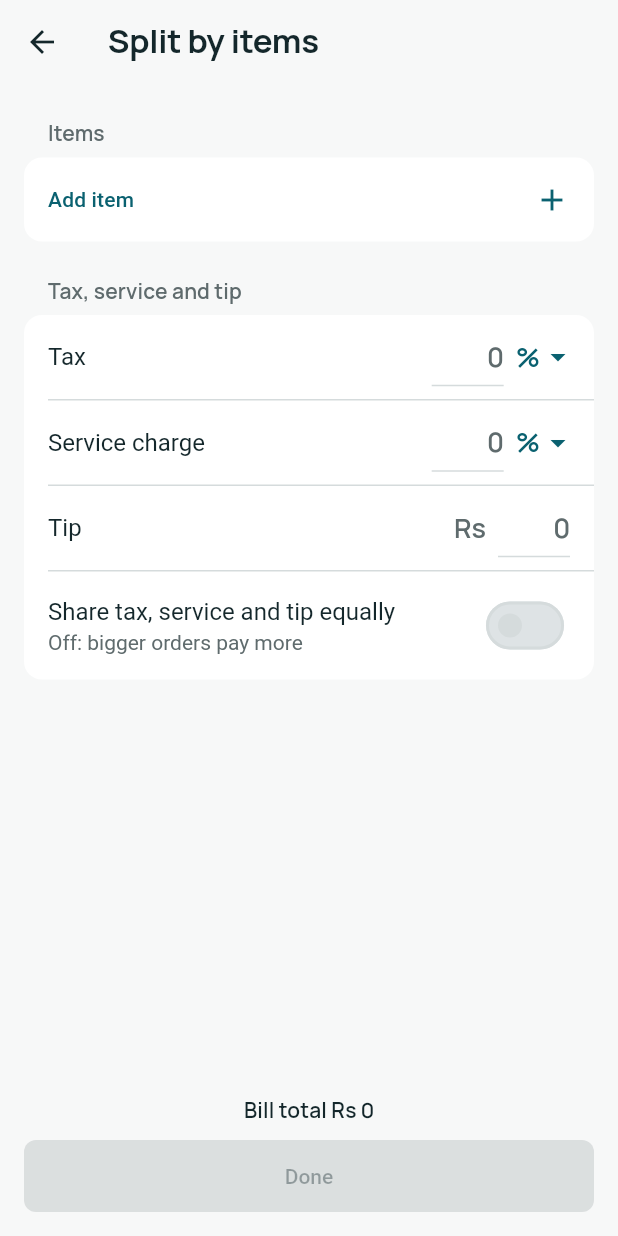
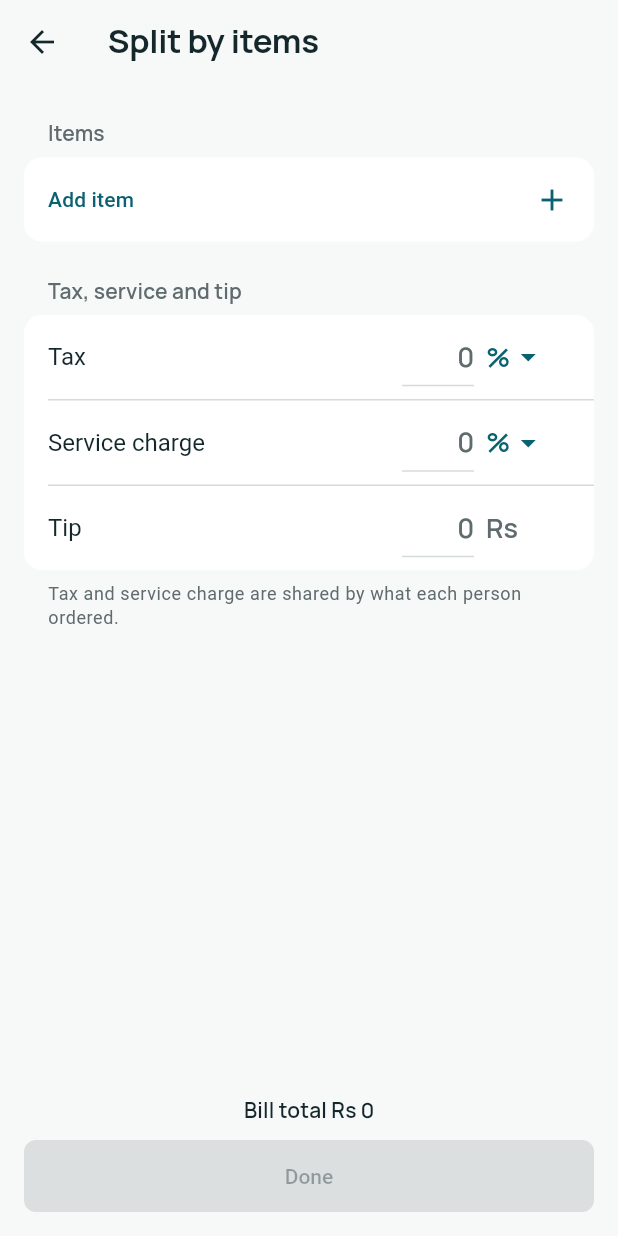
Before and after one commit to rafayfarooq768/Settle, a Flutter app: the ItemsScreen screen opened directly with empty values, on a phone screen of 412 x 824 dp. Run offline on Flutter 3.47's test engine with Material 3 defaults, Android fonts, the phone set to English and light mode, and no system bars; our stand-ins replace cloud_firestore, firebase_auth, firebase_core, flutter_riverpod, flutter_svg, go_router and 2 more; missing offline and left inert: mobile_scanner; accounts and stored records are empty.

Commit message:
Tip giver, tax by order, solid selected segments
- Tax and service charge are always shared by what each person ordered.
- Tip: everyone equally, or one person gives it ('Who gives the tip').
- Tip's Rs sits in the same end slot as % / Rs so the numbers line up.
- Selected segments and chips are solid teal, no pale tint.

Co-Authored-By: Claude Opus 5.5 <noreply@anthropic.com>

```diff
--- a/lib/core/theme/app_sizes.dart
+++ b/lib/core/theme/app_sizes.dart
@@ -46,6 +46,10 @@ class AppSizes {
   static const double inlineFieldMinWidth = 48;
   static const double inlineFieldMaxWidth = 128;
 
+  /// The unit after an inline number ("% ▾", "Rs ▾", "Rs"), fixed so the
+  /// numbers in one panel line up.
+  static const double unitSlotWidth = 72;
+
   /// Underline of a focused amount (AmountField, InlineNumberField).
   static const double focusLine = 2;
 }
--- a/lib/core/widgets/inline_number_field.dart
+++ b/lib/core/widgets/inline_number_field.dart
@@ -15,8 +15,9 @@ import 'press_scale.dart';
 /// number. The unit sits beside it: "Rs 300" or "16 %".
 ///
 /// With [onUnitTap] the unit becomes a small teal button with a ▾ so it
-/// reads as tappable; it stays at the end so the row doesn't jump when it
-/// changes.
+/// reads as tappable. With [unitAtEnd] (or [onUnitTap]) the unit sits in
+/// a fixed slot after the number, so the numbers of rows in one panel
+/// line up whether their unit is tappable or not.
 class InlineNumberField extends StatelessWidget {
   const InlineNumberField({
     super.key,
@@ -25,6 +26,7 @@ class InlineNumberField extends StatelessWidget {
     this.percent = false,
     this.onUnitTap,
     this.unitTapHint,
+    this.unitAtEnd = false,
     this.textInputAction = TextInputAction.next,
   });
 
@@ -41,6 +43,9 @@ class InlineNumberField extends StatelessWidget {
 
   /// What the unit button does, for screen readers.
   final String? unitTapHint;
+
+  /// "300 Rs" in the end slot instead of "Rs 300".
+  final bool unitAtEnd;
   final TextInputAction textInputAction;
 
   @override
@@ -96,10 +101,10 @@ class InlineNumberField extends StatelessWidget {
       textDirection: TextDirection.ltr,
       child: Row(
         mainAxisSize: MainAxisSize.min,
-        children: onUnitTap != null
+        children: onUnitTap != null || unitAtEnd
             ? [
                 field,
-                _UnitButton(unit: unit, hint: unitTapHint, onTap: onUnitTap!),
+                _UnitSlot(unit: unit, hint: unitTapHint, onTap: onUnitTap),
               ]
             : percent
             ? [field, const SizedBox(width: AppSpacing.xs), unitText]
@@ -109,16 +114,32 @@ class InlineNumberField extends StatelessWidget {
   }
 }
 
-/// "% ▾": the unit as a quiet teal button.
-class _UnitButton extends StatelessWidget {
-  const _UnitButton({required this.unit, required this.onTap, this.hint});
+/// The unit after the number, in a fixed-width slot: "% ▾" as a quiet
+/// teal button when [onTap] is set, otherwise plain muted "Rs".
+class _UnitSlot extends StatelessWidget {
+  const _UnitSlot({required this.unit, this.onTap, this.hint});
 
   final String unit;
   final String? hint;
-  final VoidCallback onTap;
+  final VoidCallback? onTap;
 
   @override
   Widget build(BuildContext context) {
+    final theme = Theme.of(context);
+    if (onTap == null) {
+      return SizedBox(
+        width: AppSizes.unitSlotWidth,
+        child: Padding(
+          padding: const EdgeInsetsDirectional.only(start: AppSpacing.sm),
+          child: Text(
+            unit,
+            style: theme.textTheme.titleMedium?.copyWith(
+              color: theme.colorScheme.onSurfaceVariant,
+            ),
+          ),
+        ),
+      );
+    }
     final link = context.extraColors.link;
     return Semantics(
       button: true,
@@ -127,24 +148,19 @@ class _UnitButton extends StatelessWidget {
         child: InkWell(
           onTap: onTap,
           borderRadius: BorderRadius.circular(AppRadius.standard),
-          child: ConstrainedBox(
-            constraints: const BoxConstraints(
-              minWidth: AppSizes.tapTarget,
-              minHeight: AppSizes.tapTarget,
-            ),
+          child: SizedBox(
+            width: AppSizes.unitSlotWidth,
+            height: AppSizes.tapTarget,
             child: Padding(
-              padding: const EdgeInsetsDirectional.only(
-                start: AppSpacing.sm,
-                end: AppSpacing.xs,
-              ),
+              padding: const EdgeInsetsDirectional.only(start: AppSpacing.sm),
               child: Row(
-                mainAxisSize: MainAxisSize.min,
-                mainAxisAlignment: MainAxisAlignment.center,
                 children: [
                   Text(
                     unit,
-                    style: Theme.of(context).textTheme.titleMedium
-                        ?.copyWith(color: link, fontWeight: FontWeight.w600),
+                    style: theme.textTheme.titleMedium?.copyWith(
+                      color: link,
+                      fontWeight: FontWeight.w600,
+                    ),
                   ),
                   Icon(Icons.arrow_drop_down, color: link),
                 ],
--- a/lib/features/expenses/domain/split_spec.dart
+++ b/lib/features/expenses/domain/split_spec.dart
@@ -213,8 +213,9 @@ class BillLine {
 
 /// Itemized (PLAN.md §4): items → people (a shared item is just an item
 /// several people had), plus tax and service charge (each a percentage
-/// of the items or a rupee amount) and a tip in rupees. Those are spread in proportion to what
-/// each person had, or equally. The bill total becomes the expense amount.
+/// of the items or a rupee amount), shared by what each person had, and a
+/// tip in rupees: equally, or given by one person ([tipBy]). The bill
+/// total becomes the expense amount.
 class ItemizedSpec extends SplitSpec {
   const ItemizedSpec({
     required this.items,
@@ -223,7 +224,7 @@ class ItemizedSpec extends SplitSpec {
     this.serviceBp = 0,
     this.serviceRs = 0,
     this.tip = 0,
-    this.spread = ExtrasSpread.proportional,
+    this.tipBy,
   });
 
   final List<BillLine> items;
@@ -239,7 +240,10 @@ class ItemizedSpec extends SplitSpec {
 
   /// Paisa.
   final int tip;
-  final ExtrasSpread spread;
+
+  /// The member who gives the whole tip; null = everyone on the bill,
+  /// equally.
+  final String? tipBy;
 
   /// Before tax, service and tip.
   int get itemsTotal => items.fold(0, (sum, i) => sum + i.amount);
@@ -249,9 +253,7 @@ class ItemizedSpec extends SplitSpec {
   int get service =>
       percentOf(amount: itemsTotal, basisPoints: serviceBp) + serviceRs;
 
-  int get extras => tax + service + tip;
-
-  int get total => itemsTotal + extras;
+  int get total => itemsTotal + tax + service + tip;
 
   @override
   SplitMode get mode => SplitMode.itemized;
@@ -282,8 +284,9 @@ class ItemizedSpec extends SplitSpec {
             BillItem(amount: i.amount, memberIds: i.memberIds),
         ],
         order: order,
-        extras: extras,
-        spread: spread,
+        extras: tax + service,
+        tip: tip,
+        tipBy: tip > 0 ? tipBy : null,
         payers: payers,
       ),
     );
@@ -297,7 +300,7 @@ class ItemizedSpec extends SplitSpec {
     'serviceBp': serviceBp,
     'serviceRs': serviceRs,
     'tip': tip,
-    'spread': spread.name,
+    'tipBy': tipBy,
   };
 
   static ItemizedSpec? fromJson(Json json) {
@@ -334,9 +337,7 @@ class ItemizedSpec extends SplitSpec {
       serviceBp: intOf('serviceBp'),
       serviceRs: intOf('serviceRs'),
       tip: intOf('tip'),
-      spread: json['spread'] == ExtrasSpread.equal.name
-          ? ExtrasSpread.equal
-          : ExtrasSpread.proportional,
+      tipBy: json['tipBy'] is String ? json['tipBy'] as String : null,
     );
   }
 }
--- a/lib/features/expenses/ui/items_screen.dart
+++ b/lib/features/expenses/ui/items_screen.dart
@@ -17,6 +17,7 @@ import '../../../l10n/app_localizations.dart';
 import '../../groups/domain/group.dart';
 import '../../groups/ui/groups_providers.dart';
 import '../domain/split_spec.dart';
+import 'expense_pickers.dart';
 import 'item_sheet.dart';
 import 'split_screen.dart';
 
@@ -39,8 +40,9 @@ class ItemsArgs {
 }
 
 /// Itemized split (PLAN.md §3 item 6, §4): items → people, then tax and
-/// service (% of the items or Rs, tap the unit) and a tip in rupees,
-/// spread by what each
+/// service (% of the items or Rs, tap the unit), shared by what each
+/// person had, and a tip in rupees: equally, or given by one person. Not
+/// shared by what each
 /// person had (or equally). "Who owes what" shows the result live. Done
 /// pops the [ItemizedSpec]; its total becomes the expense amount.
 class ItemsScreen extends ConsumerStatefulWidget {
@@ -68,7 +70,7 @@ class _ItemsScreenState extends ConsumerState<ItemsScreen> {
         : _rupeeText(widget.args.spec?.serviceRs),
   );
   late final _tip = _controller(_rupeeText(widget.args.spec?.tip));
-  late bool _equally = widget.args.spec?.spread == ExtrasSpread.equal;
+  late String? _tipBy = widget.args.spec?.tipBy;
 
   static String _percentText(int? bp) =>
       bp == null || bp == 0 ? '' : formatPercent(bp).replaceAll('%', '');
@@ -94,7 +96,7 @@ class _ItemsScreenState extends ConsumerState<ItemsScreen> {
     serviceBp: _servicePercent ? parsePercent(_service.text) ?? 0 : 0,
     serviceRs: _servicePercent ? 0 : parseRupees(_service.text) ?? 0,
     tip: parseRupees(_tip.text) ?? 0,
-    spread: _equally ? ExtrasSpread.equal : ExtrasSpread.proportional,
+    tipBy: _tipBy,
   );
 
   /// Flips Tax or Service between % and Rs, keeping what it comes to
@@ -119,6 +121,17 @@ class _ItemsScreenState extends ConsumerState<ItemsScreen> {
       }
       field.text = text;
     });
+  }
+
+  Future<void> _pickTipGiver(List<Member> members) async {
+    final picked = await pickTipGiver(
+      context,
+      members: members,
+      meId: widget.args.meId,
+      selected: _tipBy,
+    );
+    if (picked == null || !mounted) return;
+    setState(() => _tipBy = picked == tipEveryone ? null : picked);
   }
 
   /// Add (no [index]) or edit an item.
@@ -203,16 +216,33 @@ class _ItemsScreenState extends ConsumerState<ItemsScreen> {
                     _flipUnit(_service, _servicePercent, spec.service),
               ),
               _ExtraRow(label: l10n.tipLabel, controller: _tip),
-              SwitchListTile(
-                title: Text(l10n.extrasEqually),
-                // Says what happens now, so the switch explains itself.
-                subtitle: Text(
-                  _equally ? l10n.extrasSameForAll : l10n.extrasByOrder,
+              if (spec.tip > 0)
+                _TipGiverRow(
+                  value: switch (_tipBy) {
+                    final id? when byId[id] != null => memberName(
+                      l10n,
+                      byId[id]!,
+                      widget.args.meId,
+                    ),
+                    _ => l10n.tipEveryone,
+                  },
+                  onTap: () => _pickTipGiver(members),
                 ),
-                value: _equally,
-                onChanged: (on) => setState(() => _equally = on),
+            ],
+          ),
+          Padding(
+            padding: const EdgeInsets.fromLTRB(
+              AppSpacing.screenHorizontal + AppSpacing.lg,
+              AppSpacing.sm,
+              AppSpacing.screenHorizontal + AppSpacing.lg,
+              0,
+            ),
+            child: Text(
+              l10n.extrasByOrderNote,
+              style: theme.textTheme.bodySmall?.copyWith(
+                color: theme.colorScheme.onSurfaceVariant,
               ),
-            ],
+            ),
           ),
           if (owes.isNotEmpty) ...[
             SectionLabel(l10n.whoOwesSection),
@@ -365,11 +395,11 @@ class _ExtraRow extends StatelessWidget {
     final l10n = AppLocalizations.of(context)!;
     return ListTile(
       minTileHeight: AppSpacing.rowHeight,
-      // The unit button has its own inner padding; trim the row's end so
-      // its edge lines up with Tip below.
-      contentPadding: EdgeInsetsDirectional.only(
+      // The unit slot has its own inner space; a smaller row end keeps
+      // the panel's right edge even.
+      contentPadding: const EdgeInsetsDirectional.only(
         start: AppSpacing.lg,
-        end: onFlip == null ? AppSpacing.lg : AppSpacing.sm,
+        end: AppSpacing.sm,
       ),
       title: Text(label),
       subtitle: percent && amount > 0 ? Text(formatRupees(amount)) : null,
@@ -379,7 +409,40 @@ class _ExtraRow extends StatelessWidget {
         unit: percent ? l10n.percentSuffix : l10n.currencyPrefix,
         onUnitTap: onFlip,
         unitTapHint: onFlip == null ? null : l10n.unitSwitchHint,
+        unitAtEnd: true,
       ),
     );
   }
 }
+
+/// "Who gives the tip" with its value and a chevron; opens a sheet.
+class _TipGiverRow extends StatelessWidget {
+  const _TipGiverRow({required this.value, required this.onTap});
+
+  final String value;
+  final VoidCallback onTap;
+
+  @override
+  Widget build(BuildContext context) {
+    final l10n = AppLocalizations.of(context)!;
+    final theme = Theme.of(context);
+    return ListTile(
+      minTileHeight: AppSpacing.rowHeight,
+      title: Text(l10n.tipGiverLabel),
+      trailing: Row(
+        mainAxisSize: MainAxisSize.min,
+        children: [
+          Text(
+            value,
+            style: theme.textTheme.bodyLarge?.copyWith(
+              color: context.extraColors.link,
+            ),
+          ),
+          const SizedBox(width: AppSpacing.xs),
+          Icon(Icons.chevron_right, color: theme.colorScheme.onSurfaceVariant),
+        ],
+      ),
+      onTap: onTap,
+    );
+  }
+}
--- a/lib/l10n/app_en.arb
+++ b/lib/l10n/app_en.arb
@@ -726,7 +726,6 @@
   "taxLabel": "Tax",
   "serviceLabel": "Service charge",
   "tipLabel": "Tip",
-  "extrasEqually": "Share tax, service and tip equally",
   "whoOwesSection": "Who owes what",
   "billTotal": "Bill total {amount}",
   "@billTotal": {
@@ -756,7 +755,9 @@
   "errorItemNeedsPeople": "Pick who had each item.",
   "errorPickWhoHad": "Pick who had it.",
   "splitByItems": "By items",
-  "extrasByOrder": "Off: bigger orders pay more",
-  "extrasSameForAll": "On: everyone pays the same",
-  "unitSwitchHint": "Switch between % and Rs"
+  "unitSwitchHint": "Switch between % and Rs",
+  "extrasByOrderNote": "Tax and service charge are shared by what each person ordered.",
+  "tipGiverLabel": "Who gives the tip",
+  "tipGiverTitle": "Who gives the tip?",
+  "tipEveryone": "Everyone, equally"
 }
--- a/lib/l10n/app_localizations.dart
+++ b/lib/l10n/app_localizations.dart
@@ -1624,12 +1624,6 @@ abstract class AppLocalizations {
   /// **'Tip'**
   String get tipLabel;
 
-  /// No description provided for @extrasEqually.
-  ///
-  /// In en, this message translates to:
-  /// **'Share tax, service and tip equally'**
-  String get extrasEqually;
-
   /// No description provided for @whoOwesSection.
   ///
   /// In en, this message translates to:
@@ -1678,23 +1672,35 @@ abstract class AppLocalizations {
   /// **'By items'**
   String get splitByItems;
 
-  /// No description provided for @extrasByOrder.
-  ///
-  /// In en, this message translates to:
-  /// **'Off: bigger orders pay more'**
-  String get extrasByOrder;
-
-  /// No description provided for @extrasSameForAll.
-  ///
-  /// In en, this message translates to:
-  /// **'On: everyone pays the same'**
-  String get extrasSameForAll;
-
   /// No description provided for @unitSwitchHint.
   ///
   /// In en, this message translates to:
   /// **'Switch between % and Rs'**
   String get unitSwitchHint;
+
+  /// No description provided for @extrasByOrderNote.
+  ///
+  /// In en, this message translates to:
+  /// **'Tax and service charge are shared by what each person ordered.'**
+  String get extrasByOrderNote;
+
+  /// No description provided for @tipGiverLabel.
+  ///
+  /// In en, this message translates to:
+  /// **'Who gives the tip'**
+  String get tipGiverLabel;
+
+  /// No description provided for @tipGiverTitle.
+  ///
+  /// In en, this message translates to:
+  /// **'Who gives the tip?'**
+  String get tipGiverTitle;
+
+  /// No description provided for @tipEveryone.
+  ///
+  /// In en, this message translates to:
+  /// **'Everyone, equally'**
+  String get tipEveryone;
 }
 
 class _AppLocalizationsDelegate
--- a/lib/l10n/app_localizations_en.dart
+++ b/lib/l10n/app_localizations_en.dart
@@ -920,9 +920,6 @@ class AppLocalizationsEn extends AppLocalizations {
   String get tipLabel => 'Tip';
 
   @override
-  String get extrasEqually => 'Share tax, service and tip equally';
-
-  @override
   String get whoOwesSection => 'Who owes what';
 
   @override
@@ -953,11 +950,18 @@ class AppLocalizationsEn extends AppLocalizations {
   String get splitByItems => 'By items';
 
   @override
-  String get extrasByOrder => 'Off: bigger orders pay more';
+  String get unitSwitchHint => 'Switch between % and Rs';
 
   @override
-  String get extrasSameForAll => 'On: everyone pays the same';
+  String get extrasByOrderNote =>
+      'Tax and service charge are shared by what each person ordered.';
 
   @override
-  String get unitSwitchHint => 'Switch between % and Rs';
+  String get tipGiverLabel => 'Who gives the tip';
+
+  @override
+  String get tipGiverTitle => 'Who gives the tip?';
+
+  @override
+  String get tipEveryone => 'Everyone, equally';
 }
```
Also changed, not shown: lib/core/money/split.dart (+29 -24 lines), lib/core/theme/app_theme.dart (+43 -0 lines), lib/features/expenses/ui/expense_pickers.dart (+41 -0 lines), 6 other files.
